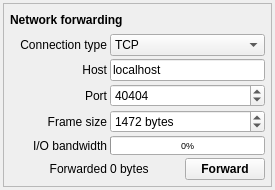
Before: the Qt Designer form ui/NetForwarderUI.ui in BatchDrake/SigDigger, drawn with Qt 5.
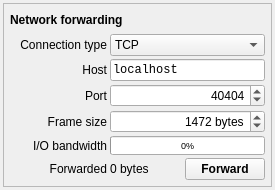
After: the same form once the commit is applied.

```diff
--- a/ui/NetForwarderUI.ui
+++ b/ui/NetForwarderUI.ui
@@ -98,6 +98,11 @@
       </item>
       <item row="2" column="2" colspan="3">
        <widget class="QLineEdit" name="hostEdit">
+        <property name="font">
+         <font>
+          <family>Monospace</family>
+         </font>
+        </property>
         <property name="text">
          <string>localhost</string>
         </property>
@@ -168,6 +173,9 @@
       </item>
       <item row="3" column="2" colspan="3">
        <widget class="QSpinBox" name="portSpin">
+        <property name="alignment">
+         <set>Qt::AlignRight|Qt::AlignTrailing|Qt::AlignVCenter</set>
+        </property>
         <property name="minimum">
          <number>1</number>
         </property>
@@ -181,6 +189,9 @@
       </item>
       <item row="4" column="2" colspan="3">
        <widget class="QSpinBox" name="frameLen">
+        <property name="alignment">
+         <set>Qt::AlignRight|Qt::AlignTrailing|Qt::AlignVCenter</set>
+        </property>
         <property name="suffix">
          <string> bytes</string>
         </property>
```
